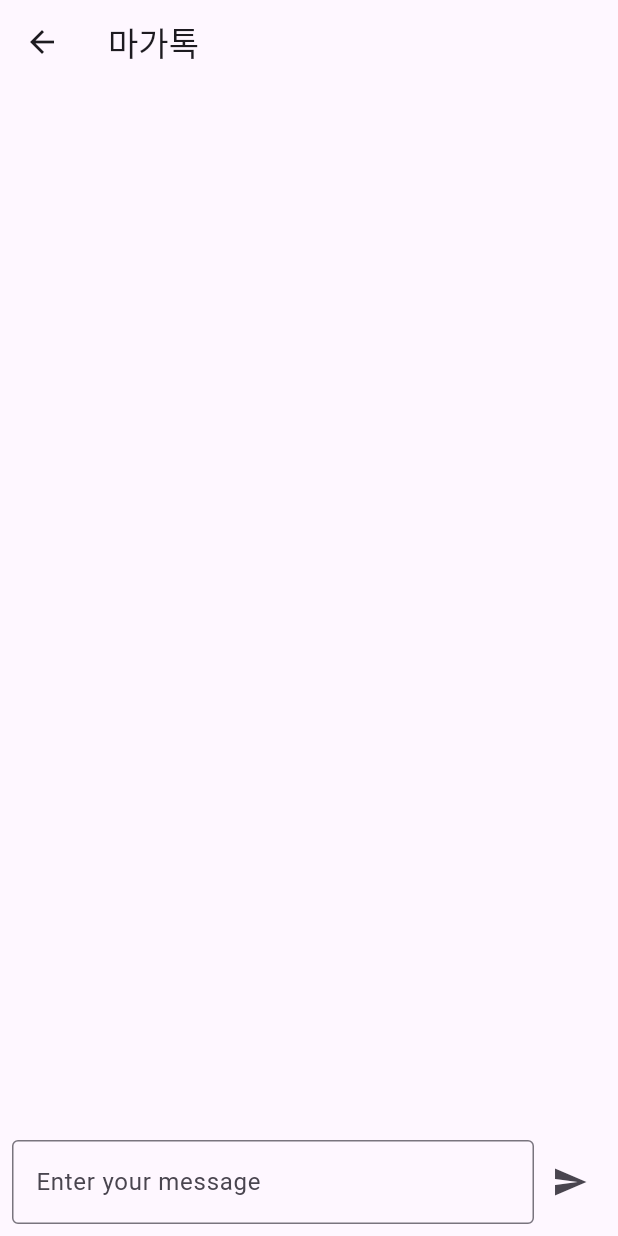
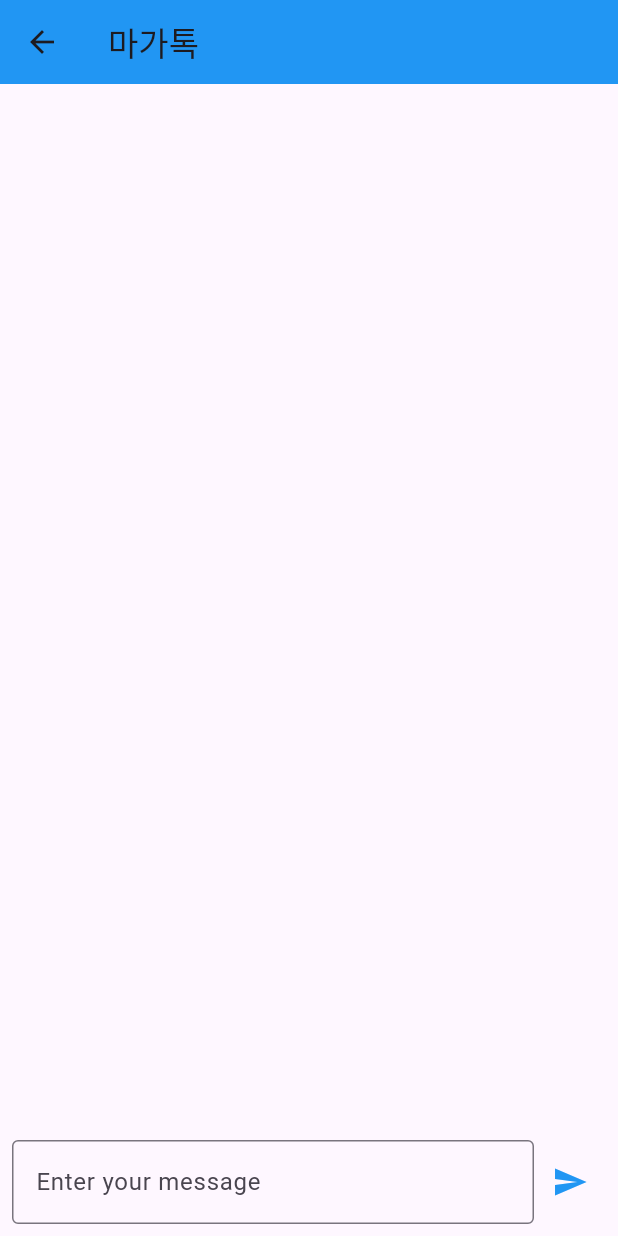
Before and after one commit to HongCI1234/Front-end, a Flutter app: the ChatScreen screen opened directly, after a tap on the "send" icon, on a phone screen of 412 x 824 dp. Run offline on Flutter 3.47's test engine with Material 3 defaults, Android fonts, the phone set to English and light mode, and no system bars; our stand-ins replace fl_chart, google_fonts.

Commit message:
Update chatbot.dart

```diff
--- a/lib/chatbot.dart
+++ b/lib/chatbot.dart
@@ -1,12 +1,11 @@
 import 'package:flutter/material.dart';
 import 'services/openai_service.dart';
-
-void main() => runApp(ChatbotApp());
 
 class ChatbotApp extends StatelessWidget {
   @override
   Widget build(BuildContext context) {
     return MaterialApp(
+      debugShowCheckedModeBanner: false,
       home: ChatScreen(),
     );
   }
@@ -18,33 +17,50 @@ class ChatScreen extends StatefulWidget {
 }
 
 class _ChatScreenState extends State<ChatScreen> {
-  final OpenAIService _openAIService = OpenAIService();
-  final TextEditingController _controller = TextEditingController();
-  final List<Map<String, String>> _messages = [];
+  final OpenAIService _openAIService = OpenAIService(); // OpenAIService 인스턴스 생성
+  final TextEditingController _controller = TextEditingController(); // 입력 컨트롤러
+  final List<Map<String, String>> _messages = []; // 메시지 저장 리스트
 
   void _sendMessage() async {
-    final message = _controller.text;
-    if (message.isEmpty) return;
+    final message = _controller.text.trim(); // 사용자 입력값 가져오기
+    if (message.isEmpty) return; // 빈 메시지는 무시
 
+    // 사용자 메시지 추가
     setState(() {
       _messages.add({'role': 'user', 'content': message});
     });
 
-    _controller.clear();
+    _controller.clear(); // 입력 필드 초기화
 
-    final response = await _openAIService.sendMessage(message);
+    try {
+      // OpenAI로부터 응답 가져오기
+      final response = await _openAIService.createModel(message);
 
-    setState(() {
-      _messages.add({'role': 'assistant', 'content': response});
-    });
+      // 챗봇 응답 추가
+      setState(() {
+        _messages.add({'role': 'assistant', 'content': response});
+      });
+    } catch (error) {
+      // 에러 발생 시 메시지 추가
+      setState(() {
+        _messages.add({
+          'role': 'assistant',
+          'content': 'An error occurred while communicating with the chatbot.'
+        });
+      });
+    }
   }
 
   @override
   Widget build(BuildContext context) {
     return Scaffold(
-      appBar: AppBar(title: Text('마가톡')),
+      appBar: AppBar(
+        title: const Text('마가톡'),
+        backgroundColor: Colors.blue,
+      ),
       body: Column(
         children: [
+          // 메시지 표시 영역
           Expanded(
             child: ListView.builder(
               itemCount: _messages.length,
@@ -55,8 +71,9 @@ class _ChatScreenState extends State<ChatScreen> {
                   alignment:
                       isUser ? Alignment.centerRight : Alignment.centerLeft,
                   child: Container(
-                    margin: EdgeInsets.symmetric(vertical: 5, horizontal: 10),
-                    padding: EdgeInsets.all(10),
+                    margin:
+                        const EdgeInsets.symmetric(vertical: 5, horizontal: 10),
+                    padding: const EdgeInsets.all(10),
                     decoration: BoxDecoration(
                       color: isUser ? Colors.blue : Colors.grey[300],
                       borderRadius: BorderRadius.circular(10),
@@ -64,28 +81,34 @@ class _ChatScreenState extends State<ChatScreen> {
                     child: Text(
                       message['content']!,
                       style: TextStyle(
-                          color: isUser ? Colors.white : Colors.black),
+                        color: isUser ? Colors.white : Colors.black,
+                      ),
                     ),
                   ),
                 );
               },
             ),
           ),
+
+          // 입력 및 전송 버튼
           Padding(
             padding: const EdgeInsets.all(8.0),
             child: Row(
               children: [
+                // 입력 필드
                 Expanded(
                   child: TextField(
                     controller: _controller,
-                    decoration: InputDecoration(
+                    decoration: const InputDecoration(
                       hintText: 'Enter your message',
                       border: OutlineInputBorder(),
                     ),
                   ),
                 ),
+
+                // 전송 버튼
                 IconButton(
-                  icon: Icon(Icons.send),
+                  icon: const Icon(Icons.send, color: Colors.blue),
                   onPressed: _sendMessage,
                 ),
               ],
```
